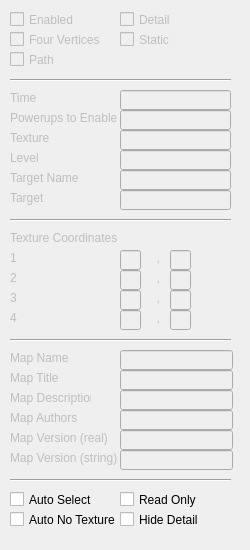
Qt form tankbobs-editor/properties.ui (bairyn/tankbobs) before a commit.
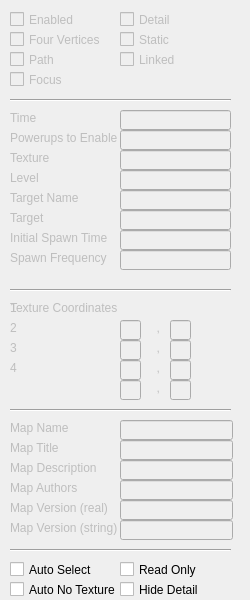
The same form after that commit.

Commit message: Fix paths and add more options for powerup spawn points

What changed in the file:
```diff
--- a/tankbobs-editor/properties.ui
+++ b/tankbobs-editor/properties.ui
@@ -4,12 +4,12 @@
   <property name="windowModality" >
    <enum>Qt::NonModal</enum>
   </property>
-  <property name="geometry" >
+  <property name="geometry">
    <rect>
     <x>0</x>
     <y>0</y>
     <width>250</width>
-    <height>550</height>
+    <height>600</height>
    </rect>
   </property>
   <property name="cursor" >
@@ -53,10 +53,10 @@
    <property name="enabled" >
     <bool>false</bool>
    </property>
-   <property name="geometry" >
+   <property name="geometry">
     <rect>
      <x>120</x>
-     <y>110</y>
+     <y>130</y>
      <width>111</width>
      <height>20</height>
     </rect>
@@ -66,10 +66,10 @@
    <property name="enabled" >
     <bool>false</bool>
    </property>
-   <property name="geometry" >
+   <property name="geometry">
     <rect>
      <x>10</x>
-     <y>110</y>
+     <y>130</y>
      <width>111</width>
      <height>16</height>
     </rect>
@@ -85,10 +85,10 @@
    <property name="enabled" >
     <bool>false</bool>
    </property>
-   <property name="geometry" >
+   <property name="geometry">
     <rect>
      <x>120</x>
-     <y>130</y>
+     <y>150</y>
      <width>111</width>
      <height>20</height>
     </rect>
@@ -98,10 +98,10 @@
    <property name="enabled" >
     <bool>false</bool>
    </property>
-   <property name="geometry" >
+   <property name="geometry">
     <rect>
      <x>10</x>
-     <y>350</y>
+     <y>420</y>
      <width>81</width>
      <height>16</height>
     </rect>
@@ -117,10 +117,10 @@
    <property name="enabled" >
     <bool>false</bool>
    </property>
-   <property name="geometry" >
+   <property name="geometry">
     <rect>
      <x>10</x>
-     <y>370</y>
+     <y>440</y>
      <width>81</width>
      <height>16</height>
     </rect>
@@ -136,11 +136,11 @@
    <property name="enabled" >
     <bool>false</bool>
    </property>
-   <property name="geometry" >
+   <property name="geometry">
     <rect>
      <x>10</x>
-     <y>390</y>
-     <width>81</width>
+     <y>460</y>
+     <width>101</width>
      <height>16</height>
     </rect>
    </property>
@@ -155,10 +155,10 @@
    <property name="enabled" >
     <bool>false</bool>
    </property>
-   <property name="geometry" >
+   <property name="geometry">
     <rect>
      <x>10</x>
-     <y>410</y>
+     <y>480</y>
      <width>81</width>
      <height>16</height>
     </rect>
@@ -174,10 +174,10 @@
    <property name="enabled" >
     <bool>false</bool>
    </property>
-   <property name="geometry" >
+   <property name="geometry">
     <rect>
      <x>10</x>
-     <y>450</y>
+     <y>520</y>
      <width>111</width>
      <height>16</height>
     </rect>
@@ -193,10 +193,10 @@
    <property name="enabled" >
     <bool>false</bool>
    </property>
-   <property name="geometry" >
+   <property name="geometry">
     <rect>
      <x>120</x>
-     <y>350</y>
+     <y>420</y>
      <width>113</width>
      <height>20</height>
     </rect>
@@ -206,10 +206,10 @@
    <property name="enabled" >
     <bool>false</bool>
    </property>
-   <property name="geometry" >
+   <property name="geometry">
     <rect>
      <x>120</x>
-     <y>370</y>
+     <y>440</y>
      <width>113</width>
      <height>20</height>
     </rect>
@@ -219,10 +219,10 @@
    <property name="enabled" >
     <bool>false</bool>
    </property>
-   <property name="geometry" >
+   <property name="geometry">
     <rect>
      <x>120</x>
-     <y>390</y>
+     <y>460</y>
      <width>113</width>
      <height>20</height>
     </rect>
@@ -232,10 +232,10 @@
    <property name="enabled" >
     <bool>false</bool>
    </property>
-   <property name="geometry" >
+   <property name="geometry">
     <rect>
      <x>120</x>
-     <y>410</y>
+     <y>480</y>
      <width>113</width>
      <height>20</height>
     </rect>
@@ -245,20 +245,20 @@
    <property name="enabled" >
     <bool>false</bool>
    </property>
-   <property name="geometry" >
+   <property name="geometry">
     <rect>
      <x>120</x>
-     <y>450</y>
+     <y>520</y>
      <width>113</width>
      <height>20</height>
     </rect>
    </property>
   </widget>
-  <widget class="Line" name="configLine" >
-   <property name="geometry" >
+  <widget class="Line" name="configLine">
+   <property name="geometry">
     <rect>
      <x>10</x>
-     <y>470</y>
+     <y>540</y>
      <width>221</width>
      <height>20</height>
     </rect>
@@ -271,10 +271,10 @@
    <property name="enabled" >
     <bool>true</bool>
    </property>
-   <property name="geometry" >
+   <property name="geometry">
     <rect>
      <x>10</x>
-     <y>490</y>
+     <y>560</y>
      <width>131</width>
      <height>19</height>
     </rect>
@@ -296,10 +296,10 @@
    <property name="enabled" >
     <bool>true</bool>
    </property>
-   <property name="geometry" >
+   <property name="geometry">
     <rect>
      <x>120</x>
-     <y>490</y>
+     <y>560</y>
      <width>131</width>
      <height>19</height>
     </rect>
@@ -321,10 +321,10 @@
    <property name="enabled" >
     <bool>true</bool>
    </property>
-   <property name="geometry" >
+   <property name="geometry">
     <rect>
      <x>10</x>
-     <y>510</y>
+     <y>580</y>
      <width>131</width>
      <height>19</height>
     </rect>
@@ -346,10 +346,10 @@
    <property name="enabled" >
     <bool>false</bool>
    </property>
-   <property name="geometry" >
+   <property name="geometry">
     <rect>
      <x>10</x>
-     <y>130</y>
+     <y>150</y>
      <width>41</width>
      <height>16</height>
     </rect>
@@ -365,10 +365,10 @@
    <property name="enabled" >
     <bool>false</bool>
    </property>
-   <property name="geometry" >
+   <property name="geometry">
     <rect>
      <x>120</x>
-     <y>150</y>
+     <y>170</y>
      <width>111</width>
      <height>20</height>
     </rect>
@@ -378,10 +378,10 @@
    <property name="enabled" >
     <bool>false</bool>
    </property>
-   <property name="geometry" >
+   <property name="geometry">
     <rect>
      <x>10</x>
-     <y>150</y>
+     <y>170</y>
      <width>41</width>
      <height>16</height>
     </rect>
@@ -397,10 +397,10 @@
    <property name="enabled" >
     <bool>false</bool>
    </property>
-   <property name="geometry" >
+   <property name="geometry">
     <rect>
      <x>10</x>
-     <y>430</y>
+     <y>500</y>
      <width>101</width>
      <height>16</height>
     </rect>
@@ -416,10 +416,10 @@
    <property name="enabled" >
     <bool>false</bool>
    </property>
-   <property name="geometry" >
+   <property name="geometry">
     <rect>
      <x>120</x>
-     <y>430</y>
+     <y>500</y>
      <width>113</width>
      <height>20</height>
     </rect>
@@ -429,10 +429,10 @@
    <property name="enabled" >
     <bool>false</bool>
    </property>
-   <property name="geometry" >
+   <property name="geometry">
     <rect>
      <x>10</x>
-     <y>170</y>
+     <y>190</y>
      <width>91</width>
      <height>16</height>
     </rect>
@@ -448,10 +448,10 @@
    <property name="enabled" >
     <bool>false</bool>
    </property>
-   <property name="geometry" >
+   <property name="geometry">
     <rect>
      <x>10</x>
-     <y>190</y>
+     <y>210</y>
      <width>81</width>
      <height>16</height>
     </rect>
@@ -467,20 +467,7 @@
    <property name="enabled" >
     <bool>false</bool>
    </property>
-   <property name="geometry" >
-    <rect>
-     <x>120</x>
-     <y>170</y>
-     <width>111</width>
-     <height>20</height>
-    </rect>
-   </property>
-  </widget>
-  <widget class="QLineEdit" name="target" >
-   <property name="enabled" >
-    <bool>false</bool>
-   </property>
-   <property name="geometry" >
+   <property name="geometry">
     <rect>
      <x>120</x>
      <y>190</y>
@@ -489,24 +476,24 @@
     </rect>
    </property>
   </widget>
-  <widget class="Line" name="configLine_2" >
-   <property name="geometry" >
-    <rect>
-     <x>10</x>
-     <y>330</y>
-     <width>221</width>
-     <height>20</height>
-    </rect>
+  <widget class="QLineEdit" name="target">
+   <property name="enabled">
+    <bool>false</bool>
    </property>
-   <property name="orientation" >
-    <enum>Qt::Horizontal</enum>
-   </property>
-  </widget>
-  <widget class="Line" name="configLine_3" >
-   <property name="geometry" >
+   <property name="geometry">
     <rect>
-     <x>10</x>
+     <x>120</x>
      <y>210</y>
+     <width>111</width>
+     <height>20</height>
+    </rect>
+   </property>
+  </widget>
+  <widget class="Line" name="configLine_2">
+   <property name="geometry">
+    <rect>
+     <x>10</x>
+     <y>400</y>
      <width>221</width>
      <height>20</height>
     </rect>
@@ -515,14 +502,27 @@
     <enum>Qt::Horizontal</enum>
    </property>
   </widget>
-  <widget class="QLabel" name="t1Label" >
-   <property name="enabled" >
+  <widget class="Line" name="configLine_3">
+   <property name="geometry">
+    <rect>
+     <x>10</x>
+     <y>280</y>
+     <width>221</width>
+     <height>20</height>
+    </rect>
+   </property>
+   <property name="orientation">
+    <enum>Qt::Horizontal</enum>
+   </property>
+  </widget>
+  <widget class="QLabel" name="t1Label">
+   <property name="enabled">
     <bool>false</bool>
    </property>
-   <property name="geometry" >
+   <property name="geometry">
     <rect>
      <x>10</x>
-     <y>250</y>
+     <y>300</y>
      <width>61</width>
      <height>16</height>
     </rect>
@@ -538,10 +538,10 @@
    <property name="enabled" >
     <bool>false</bool>
    </property>
-   <property name="geometry" >
+   <property name="geometry">
     <rect>
      <x>10</x>
-     <y>270</y>
+     <y>320</y>
      <width>61</width>
      <height>16</height>
     </rect>
@@ -557,10 +557,10 @@
    <property name="enabled" >
     <bool>false</bool>
    </property>
-   <property name="geometry" >
+   <property name="geometry">
     <rect>
      <x>10</x>
-     <y>290</y>
+     <y>340</y>
      <width>61</width>
      <height>16</height>
     </rect>
@@ -576,10 +576,10 @@
    <property name="enabled" >
     <bool>false</bool>
    </property>
-   <property name="geometry" >
+   <property name="geometry">
     <rect>
      <x>10</x>
-     <y>310</y>
+     <y>360</y>
      <width>61</width>
      <height>16</height>
     </rect>
@@ -595,10 +595,10 @@
    <property name="enabled" >
     <bool>false</bool>
    </property>
-   <property name="geometry" >
+   <property name="geometry">
     <rect>
      <x>120</x>
-     <y>250</y>
+     <y>320</y>
      <width>21</width>
      <height>20</height>
     </rect>
@@ -608,10 +608,10 @@
    <property name="enabled" >
     <bool>false</bool>
    </property>
-   <property name="geometry" >
+   <property name="geometry">
     <rect>
      <x>120</x>
-     <y>270</y>
+     <y>340</y>
      <width>21</width>
      <height>20</height>
     </rect>
@@ -621,10 +621,10 @@
    <property name="enabled" >
     <bool>false</bool>
    </property>
-   <property name="geometry" >
+   <property name="geometry">
     <rect>
      <x>120</x>
-     <y>290</y>
+     <y>360</y>
      <width>21</width>
      <height>20</height>
     </rect>
@@ -634,10 +634,10 @@
    <property name="enabled" >
     <bool>false</bool>
    </property>
-   <property name="geometry" >
+   <property name="geometry">
     <rect>
      <x>120</x>
-     <y>310</y>
+     <y>380</y>
      <width>21</width>
      <height>20</height>
     </rect>
@@ -647,10 +647,10 @@
    <property name="enabled" >
     <bool>false</bool>
    </property>
-   <property name="geometry" >
+   <property name="geometry">
     <rect>
      <x>150</x>
-     <y>250</y>
+     <y>320</y>
      <width>21</width>
      <height>16</height>
     </rect>
@@ -666,10 +666,10 @@
    <property name="enabled" >
     <bool>false</bool>
    </property>
-   <property name="geometry" >
+   <property name="geometry">
     <rect>
      <x>150</x>
-     <y>270</y>
+     <y>340</y>
      <width>21</width>
      <height>16</height>
     </rect>
@@ -685,10 +685,10 @@
    <property name="enabled" >
     <bool>false</bool>
    </property>
-   <property name="geometry" >
+   <property name="geometry">
     <rect>
      <x>150</x>
-     <y>290</y>
+     <y>360</y>
      <width>21</width>
      <height>16</height>
     </rect>
@@ -704,10 +704,10 @@
    <property name="enabled" >
     <bool>false</bool>
    </property>
-   <property name="geometry" >
+   <property name="geometry">
     <rect>
      <x>150</x>
-     <y>310</y>
+     <y>380</y>
      <width>21</width>
      <height>16</height>
     </rect>
@@ -723,10 +723,10 @@
    <property name="enabled" >
     <bool>false</bool>
    </property>
-   <property name="geometry" >
+   <property name="geometry">
     <rect>
      <x>170</x>
-     <y>250</y>
+     <y>320</y>
      <width>21</width>
      <height>20</height>
     </rect>
@@ -736,10 +736,10 @@
    <property name="enabled" >
     <bool>false</bool>
    </property>
-   <property name="geometry" >
+   <property name="geometry">
     <rect>
      <x>170</x>
-     <y>270</y>
+     <y>340</y>
      <width>21</width>
      <height>20</height>
     </rect>
@@ -749,10 +749,10 @@
    <property name="enabled" >
     <bool>false</bool>
    </property>
-   <property name="geometry" >
+   <property name="geometry">
     <rect>
      <x>170</x>
-     <y>290</y>
+     <y>360</y>
      <width>21</width>
      <height>20</height>
     </rect>
@@ -762,10 +762,10 @@
    <property name="enabled" >
     <bool>false</bool>
    </property>
-   <property name="geometry" >
+   <property name="geometry">
     <rect>
      <x>170</x>
-     <y>310</y>
+     <y>380</y>
      <width>21</width>
      <height>20</height>
     </rect>
@@ -796,11 +796,11 @@
     <bool>false</bool>
    </property>
   </widget>
-  <widget class="Line" name="configLine_4" >
-   <property name="geometry" >
+  <widget class="Line" name="configLine_4">
+   <property name="geometry">
     <rect>
      <x>10</x>
-     <y>70</y>
+     <y>90</y>
      <width>221</width>
      <height>20</height>
     </rect>
@@ -841,10 +841,10 @@
    <property name="enabled" >
     <bool>false</bool>
    </property>
-   <property name="geometry" >
+   <property name="geometry">
     <rect>
      <x>10</x>
-     <y>90</y>
+     <y>110</y>
      <width>31</width>
      <height>16</height>
     </rect>
@@ -860,10 +860,10 @@
    <property name="enabled" >
     <bool>false</bool>
    </property>
-   <property name="geometry" >
+   <property name="geometry">
     <rect>
      <x>120</x>
-     <y>90</y>
+     <y>110</y>
      <width>111</width>
      <height>20</height>
     </rect>
@@ -873,10 +873,10 @@
    <property name="enabled" >
     <bool>false</bool>
    </property>
-   <property name="geometry" >
+   <property name="geometry">
     <rect>
      <x>10</x>
-     <y>230</y>
+     <y>300</y>
      <width>221</width>
      <height>16</height>
     </rect>
@@ -892,10 +892,10 @@
    <property name="enabled" >
     <bool>true</bool>
    </property>
-   <property name="geometry" >
+   <property name="geometry">
     <rect>
      <x>120</x>
-     <y>510</y>
+     <y>580</y>
      <width>131</width>
      <height>19</height>
     </rect>
@@ -963,6 +963,120 @@
     <bool>false</bool>
    </property>
   </widget>
+  <widget class="QCheckBox" name="linked">
+   <property name="enabled">
+    <bool>false</bool>
+   </property>
+   <property name="geometry">
+    <rect>
+     <x>120</x>
+     <y>50</y>
+     <width>61</width>
+     <height>19</height>
+    </rect>
+   </property>
+   <property name="cursor">
+    <cursorShape>UpArrowCursor</cursorShape>
+   </property>
+   <property name="text">
+    <string>Linked</string>
+   </property>
+   <property name="checked">
+    <bool>false</bool>
+   </property>
+   <property name="tristate">
+    <bool>false</bool>
+   </property>
+  </widget>
+  <widget class="QCheckBox" name="focus">
+   <property name="enabled">
+    <bool>false</bool>
+   </property>
+   <property name="geometry">
+    <rect>
+     <x>10</x>
+     <y>70</y>
+     <width>61</width>
+     <height>19</height>
+    </rect>
+   </property>
+   <property name="cursor">
+    <cursorShape>UpArrowCursor</cursorShape>
+   </property>
+   <property name="text">
+    <string>Focus</string>
+   </property>
+   <property name="checked">
+    <bool>false</bool>
+   </property>
+   <property name="tristate">
+    <bool>false</bool>
+   </property>
+  </widget>
+  <widget class="QLabel" name="initialLabel">
+   <property name="enabled">
+    <bool>false</bool>
+   </property>
+   <property name="geometry">
+    <rect>
+     <x>10</x>
+     <y>230</y>
+     <width>111</width>
+     <height>16</height>
+    </rect>
+   </property>
+   <property name="cursor">
+    <cursorShape>SizeAllCursor</cursorShape>
+   </property>
+   <property name="text">
+    <string>Initial Spawn Time</string>
+   </property>
+  </widget>
+  <widget class="QLineEdit" name="initial">
+   <property name="enabled">
+    <bool>false</bool>
+   </property>
+   <property name="geometry">
+    <rect>
+     <x>120</x>
+     <y>230</y>
+     <width>111</width>
+     <height>20</height>
+    </rect>
+   </property>
+  </widget>
+  <widget class="QLabel" name="repeatLabel">
+   <property name="enabled">
+    <bool>false</bool>
+   </property>
+   <property name="geometry">
+    <rect>
+     <x>10</x>
+     <y>250</y>
+     <width>111</width>
+     <height>16</height>
+    </rect>
+   </property>
+   <property name="cursor">
+    <cursorShape>SizeAllCursor</cursorShape>
+   </property>
+   <property name="text">
+    <string>Spawn Frequency</string>
+   </property>
+  </widget>
+  <widget class="QLineEdit" name="repeat">
+   <property name="enabled">
+    <bool>false</bool>
+   </property>
+   <property name="geometry">
+    <rect>
+     <x>120</x>
+     <y>250</y>
+     <width>111</width>
+     <height>20</height>
+    </rect>
+   </property>
+  </widget>
  </widget>
  <resources/>
  <connections/>
```
Left out of the diff: 381 changed lines with no effect on the pictures. The commit also changes 10 other files.
